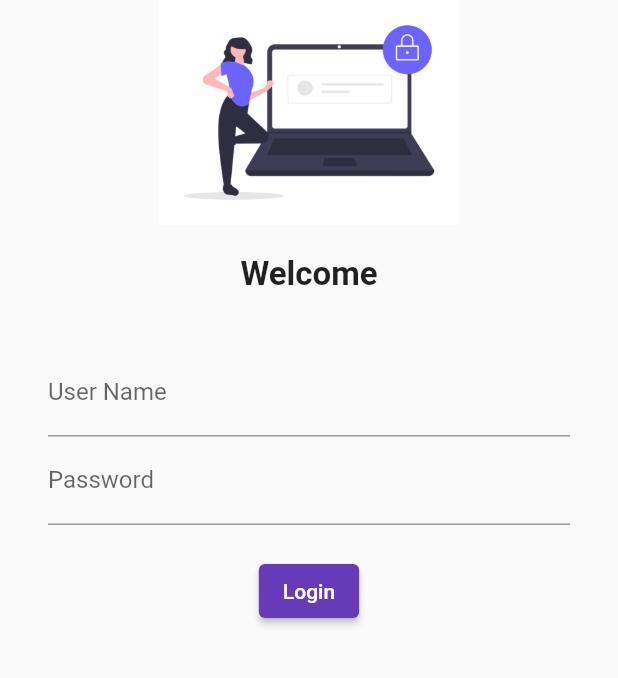
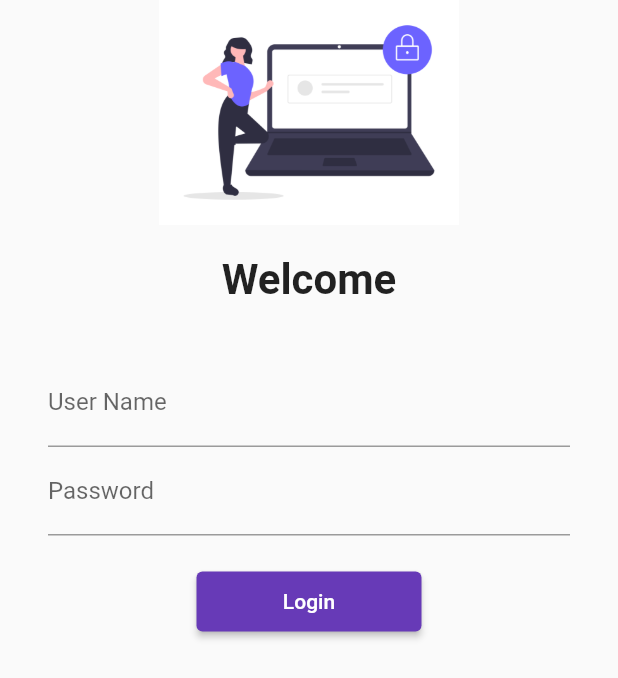
Before and after one commit to gyanendrarathour/30DaysOfFlutter, a Flutter app: the screen it shows after launch, on a phone screen of 412 x 824 dp. Shown: the top 678 px of the screen. Run offline on Flutter 3.47's test engine with Material 2 defaults, Android fonts, the phone set to English and light mode, and no system bars; our stand-ins replace google_fonts.

Commit message:
Day 5 Completed

```diff
--- a/lib/main.dart
+++ b/lib/main.dart
@@ -1,6 +1,7 @@
 import 'package:flutter/material.dart';
 import 'package:flutter_catalog/pages/home_page.dart';
 import 'package:flutter_catalog/pages/login_page.dart';
+import 'package:flutter_catalog/utils/routes.dart';
 import 'package:google_fonts/google_fonts.dart';
 
 void main() {
@@ -23,8 +24,8 @@ class MyApp extends StatelessWidget {
       darkTheme: ThemeData(brightness: Brightness.dark),
       routes: {
         '/': (context) => const LoginPage(),
-        '/home': (context) => const HomePage(),
-        '/login': (context) => const LoginPage()
+        MyRoutes.homeRoute: (context) => const HomePage(),
+        MyRoutes.loginRoute: (context) => const LoginPage()
       },
     );
   }
--- a/lib/pages/login_page.dart
+++ b/lib/pages/login_page.dart
@@ -1,4 +1,5 @@
 import 'package:flutter/material.dart';
+import 'package:flutter_catalog/utils/routes.dart';
 
 class LoginPage extends StatelessWidget {
   const LoginPage({super.key});
@@ -6,6 +7,7 @@ class LoginPage extends StatelessWidget {
   @override
   Widget build(BuildContext context) {
     return Material(
+      child: SafeArea(
         child: Column(
           children: [
             Image.asset(
@@ -19,7 +21,7 @@ class LoginPage extends StatelessWidget {
             ),
             const Text(
               'Welcome',
-            style: TextStyle(fontSize: 22, fontWeight: FontWeight.bold),
+              style: TextStyle(fontSize: 28, fontWeight: FontWeight.bold),
             ),
             const SizedBox(
               height: 20,
@@ -41,12 +43,20 @@ class LoginPage extends StatelessWidget {
                   const SizedBox(
                     height: 20,
                   ),
-                ElevatedButton(onPressed: () {}, child: const Text('Login'))
+                  ElevatedButton(
+                    onPressed: () {
+                      Navigator.pushNamed(context, MyRoutes.homeRoute);
+                    },
+                    style:
+                        TextButton.styleFrom(minimumSize: const Size(150, 40)),
+                    child: const Text('Login'),
+                  )
                 ],
               ),
             )
           ],
         ),
+      ),
     );
   }
 }
--- /dev/null
+++ b/lib/utils/routes.dart
@@ -0,0 +1,4 @@
+class MyRoutes {
+  static String loginRoute = '/login';
+  static String homeRoute = '/home';
+}
```
Also changed, not shown: 1 other file. Lines whose indentation alone changed are shown as unchanged.
